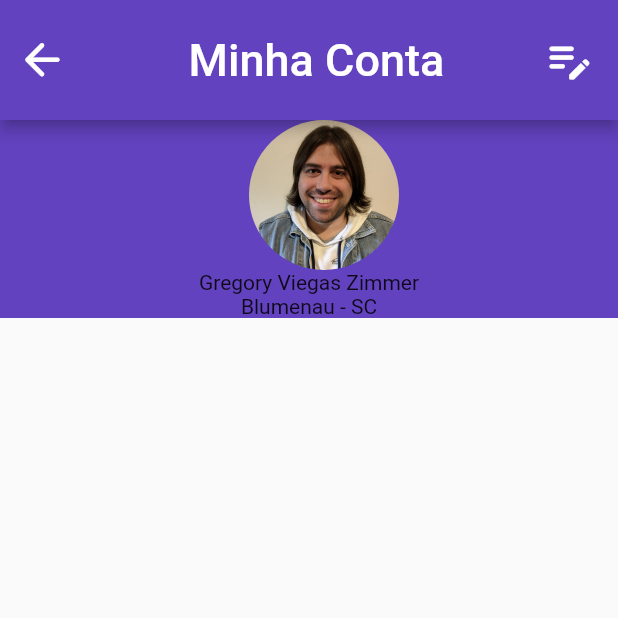
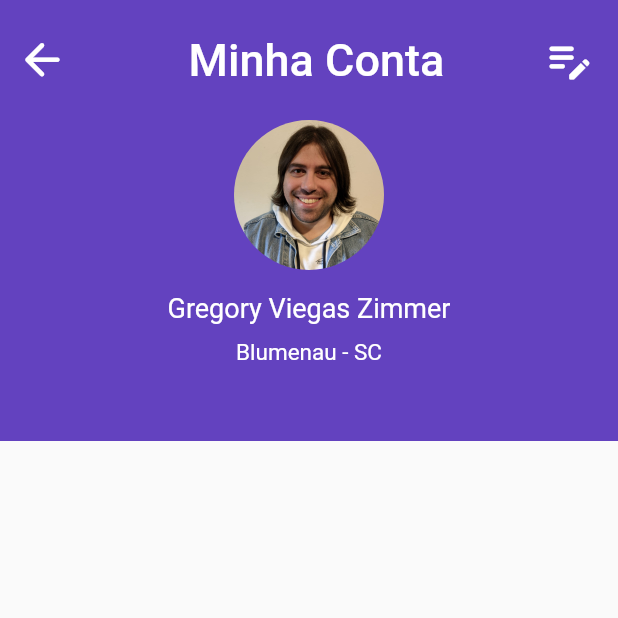
Before and after one commit to GreemerBR/deal, a Flutter app: the screen it shows after launch, on a phone screen of 412 x 824 dp, the top half of it. Run offline on Flutter 3.47's test engine with Material 2 defaults, Android fonts, the phone set to English and light mode, and no system bars.

Commit message:
[change]
Changed the size of the text

```diff
--- a/lib/main.dart
+++ b/lib/main.dart
@@ -14,6 +14,7 @@ class MyProfile extends StatelessWidget {
   Widget build(BuildContext context) {
     return Scaffold(
       appBar: AppBar(
+        elevation: 0,
         centerTitle: true,
         toolbarHeight: 80,
         backgroundColor: Color.fromARGB(255, 99, 66, 191),
@@ -56,9 +57,9 @@ class MyProfile extends StatelessWidget {
               ),
               child: Column(
                 mainAxisAlignment: MainAxisAlignment.center,
+                crossAxisAlignment: CrossAxisAlignment.center,
                 children: [
                   Container(
-                    margin: const EdgeInsets.only(left: 20),
                     width: 100,
                     height: 100,
                     decoration: BoxDecoration(
@@ -69,8 +70,29 @@ class MyProfile extends StatelessWidget {
                       borderRadius: BorderRadius.circular(300),
                     ),
                   ),
-                  Text('Gregory Viegas Zimmer'),
-                  Text('Blumenau - SC')
+                  Padding(
+                    padding: const EdgeInsets.only(top: 15),
+                    child: Text(
+                      'Gregory Viegas Zimmer',
+                      style: TextStyle(
+                        color: Colors.white,
+                        fontSize: 18,
+                      ),
+                    ),
+                  ),
+                  Padding(
+                    padding: const EdgeInsets.only(
+                      top: 10,
+                      bottom: 50,
+                    ),
+                    child: Text(
+                      'Blumenau - SC',
+                      style: TextStyle(
+                        color: Colors.white,
+                        fontSize: 15,
+                      ),
+                    ),
+                  )
                 ],
               ),
             )
```
